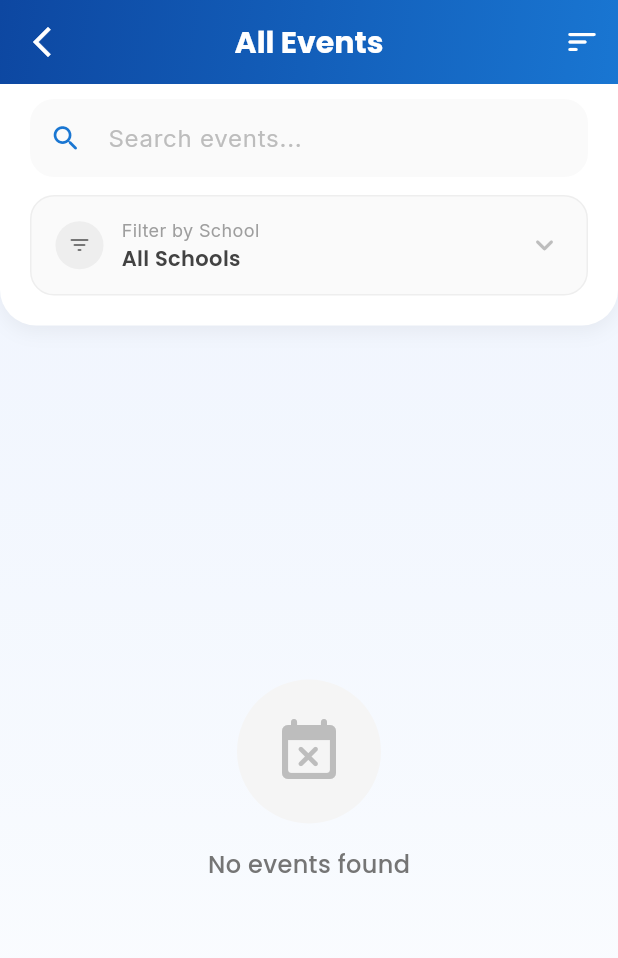
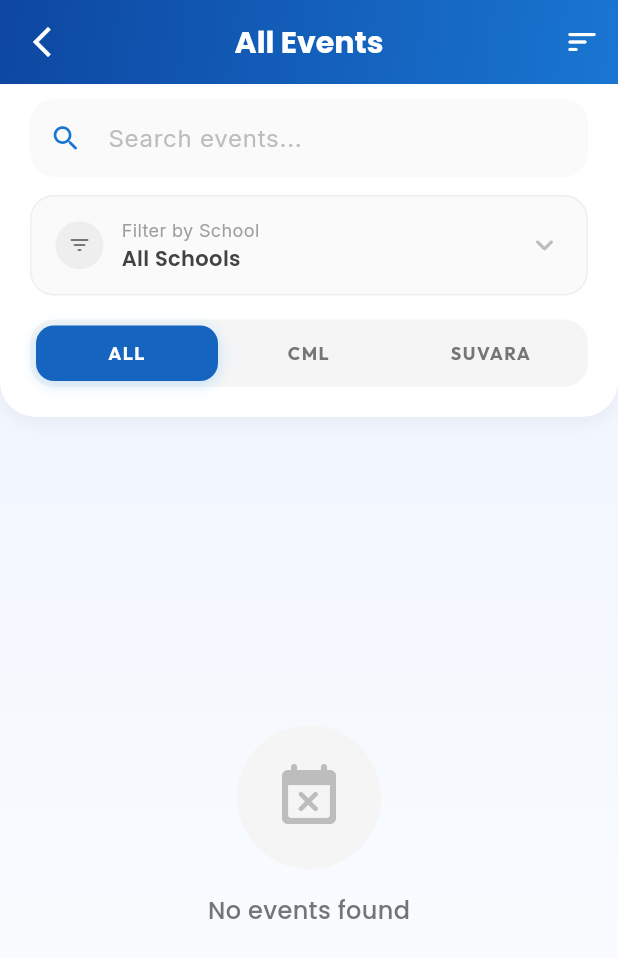
Before and after one commit to AbinVarghexe/Ligth-Suvara, a Flutter app: the AdminAllEventsScreen screen opened directly, on a phone screen of 412 x 824 dp. Shown: the top 958 px of the screen. Run offline on Flutter 3.47's test engine with Material 3 defaults, Android fonts, the phone set to English and light mode, and no system bars; our stand-ins replace carousel_slider, cloud_firestore, file_picker, firebase_auth, firebase_core, firebase_storage and 12 more; missing offline and left inert: external_app_launcher, firebase_app_check, webview_flutter_android; accounts and stored records are empty; network calls fail; project files that could hold a hidden picture were left out.

```diff
--- a/lib/admin/admin_all_events_screen.dart
+++ b/lib/admin/admin_all_events_screen.dart
@@ -21,6 +21,7 @@ class _AdminAllEventsScreenState extends State<AdminAllEventsScreen> {
 
   String? _selectedSchoolId;
   String? _selectedSchoolName;
+  String _selectedCategory = 'All'; // New state for category filter
 
   @override
   void initState() {
@@ -181,6 +182,61 @@ class _AdminAllEventsScreenState extends State<AdminAllEventsScreen> {
               ),
             ],
           ],
+        ),
+      ),
+    );
+  }
+
+  // --- NEW: Segmented Filter Widget ---
+  Widget _buildSegmentedFilter() {
+    return Container(
+      padding: const EdgeInsets.all(4),
+      decoration: BoxDecoration(
+        color: Colors.grey.shade100,
+        borderRadius: BorderRadius.circular(16),
+      ),
+      child: Row(
+        children: [
+          _buildFilterSegment('All'),
+          _buildFilterSegment('CML'),
+          _buildFilterSegment('Suvara'),
+        ],
+      ),
+    );
+  }
+
+  Widget _buildFilterSegment(String category) {
+    final isSelected = _selectedCategory == category;
+    return Expanded(
+      child: GestureDetector(
+        onTap: () => setState(() => _selectedCategory = category),
+        child: AnimatedContainer(
+          duration: const Duration(milliseconds: 200),
+          padding: const EdgeInsets.symmetric(vertical: 10),
+          decoration: BoxDecoration(
+            color: isSelected ? Colors.blue.shade800 : Colors.transparent,
+            borderRadius: BorderRadius.circular(12),
+            boxShadow: isSelected
+                ? [
+                    BoxShadow(
+                      color: Colors.blue.shade200.withOpacity(0.5),
+                      blurRadius: 8,
+                      offset: const Offset(0, 2),
+                    ),
+                  ]
+                : [],
+          ),
+          child: Text(
+            category.toUpperCase(),
+            textAlign: TextAlign.center,
+            style: GoogleFonts.outfit(
+              // Using Outfit for a modern look as requested
+              fontWeight: FontWeight.bold,
+              fontSize: 12,
+              color: isSelected ? Colors.white : Colors.grey.shade600,
+              letterSpacing: 1.0,
+            ),
+          ),
         ),
       ),
     );
@@ -413,6 +469,9 @@ class _AdminAllEventsScreenState extends State<AdminAllEventsScreen> {
                       ),
                     ),
                   ),
+
+                  const SizedBox(height: 16),
+                  _buildSegmentedFilter(),
                 ],
               ),
             ),
@@ -439,6 +498,17 @@ class _AdminAllEventsScreenState extends State<AdminAllEventsScreen> {
                     filteredDocs = filteredDocs.where((doc) {
                       final data = doc.data() as Map<String, dynamic>;
                       return data['creatorId'] == _selectedSchoolId;
+                    }).toList();
+                  }
+
+                  // 2. Category Filter (NEW)
+                  if (_selectedCategory != 'All') {
+                    filteredDocs = filteredDocs.where((doc) {
+                      final data = doc.data() as Map<String, dynamic>;
+                      final category = (data['category'] ?? '')
+                          .toString()
+                          .toLowerCase();
+                      return category == _selectedCategory.toLowerCase();
                     }).toList();
                   }
 
@@ -779,7 +849,7 @@ class _SearchableSchoolDialogState extends State<_SearchableSchoolDialog> {
               child: StreamBuilder<QuerySnapshot>(
                 stream: FirebaseFirestore.instance
                     .collection('users')
-                    .where('role', whereIn: ['school', 'parish'])
+                    .where('role', isEqualTo: 'school')
                     .snapshots(),
                 builder: (context, snapshot) {
                   if (!snapshot.hasData) {
@@ -857,7 +927,7 @@ class _SearchableSchoolDialogState extends State<_SearchableSchoolDialog> {
                       final data = doc.data() as Map<String, dynamic>;
                       final name =
                           data['name']?.toString() ??
-                          data['schoolName']?.toString() ??
+                          data['schoolname']?.toString() ??
                           'Unknown';
 
                       // Filter out "Unknown" or basically empty names if better UI desired,
```
Also changed, not shown: lib/admin/admin_assignment_manager.dart (+12 -2 lines), lib/bible.dart (+23 -16 lines), lib/school_selection_screen.dart (+78 -30 lines).
